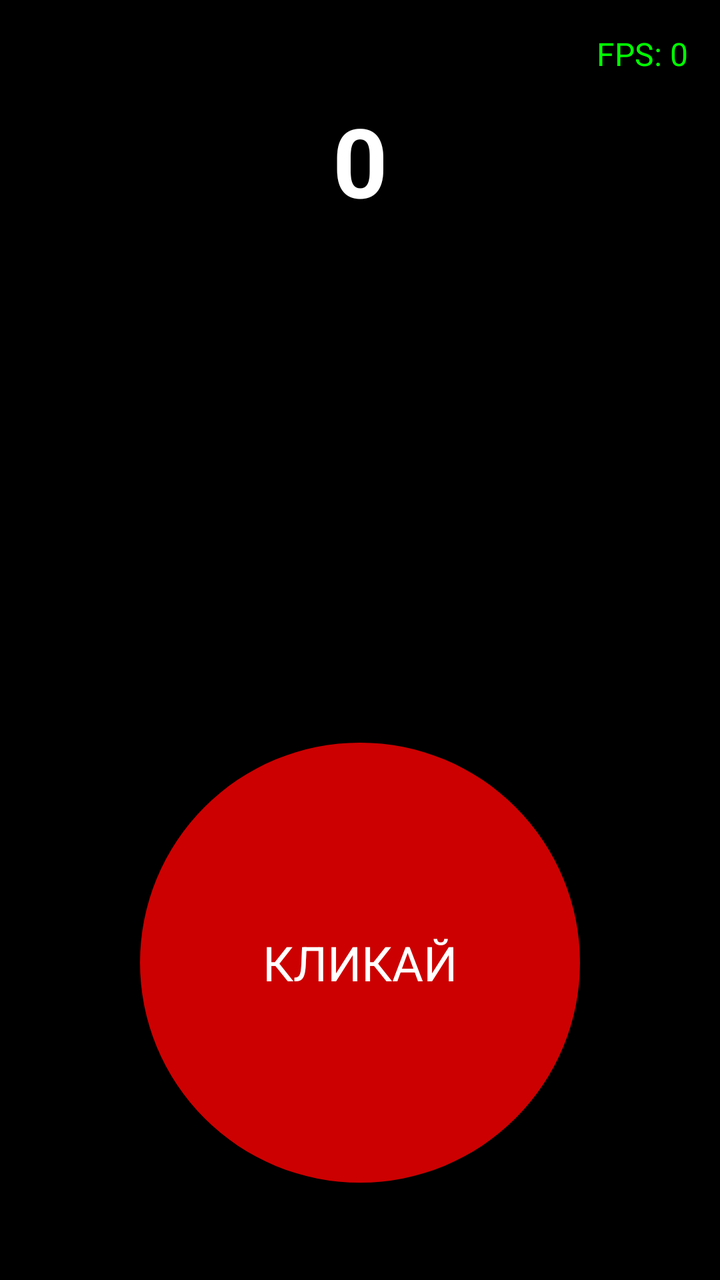
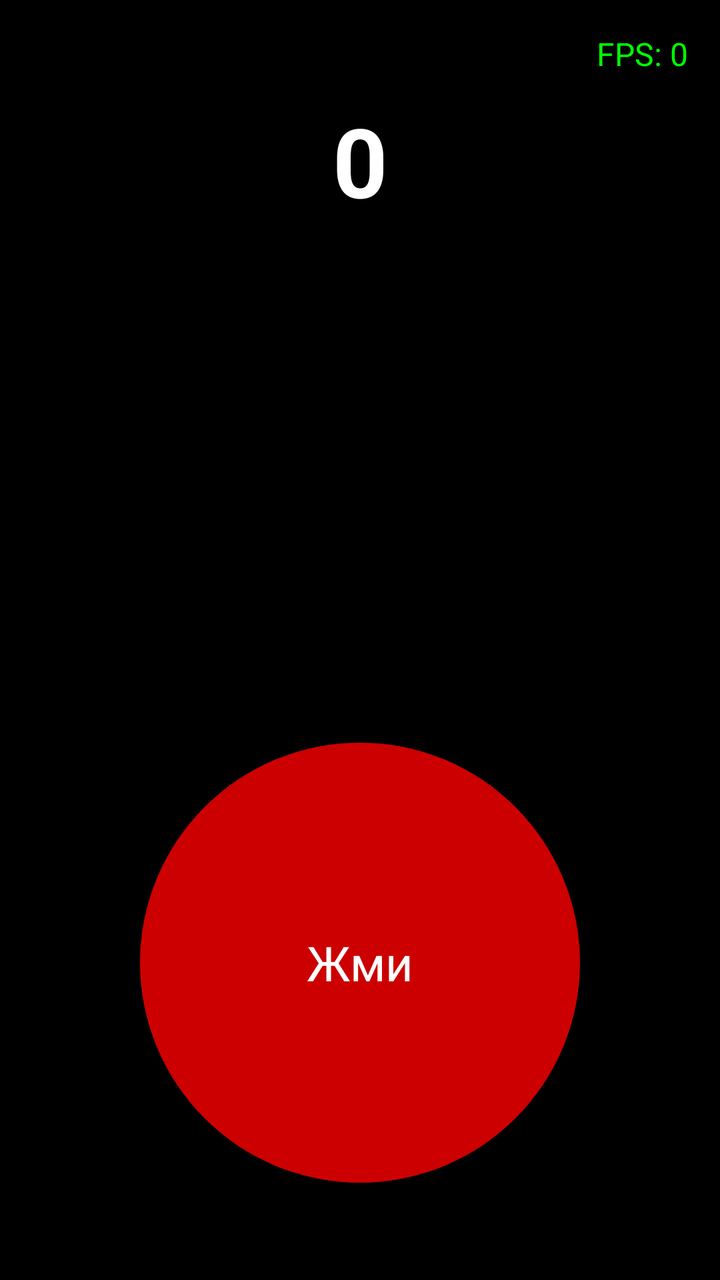

Two renders of the same Android screen: before a commit and after it. Below are the layout's source before the change and the commit's diff.
<!-- AndroidManifest.xml: application theme android:Theme.NoTitleBar.Fullscreen -->
<!-- res/layout/activity_main.xml -->
<?xml version="1.0" encoding="utf-8"?>
<androidx.constraintlayout.widget.ConstraintLayout
    xmlns:android="http://schemas.android.com/apk/res/android"
    xmlns:app="http://schemas.android.com/apk/res-auto"
    android:layout_width="match_parent"
    android:layout_height="match_parent"
    android:background="#000000">

    <TextView
        android:id="@+id/countView"
        android:layout_width="wrap_content"
        android:layout_height="wrap_content"
        android:text="0"
        android:textColor="#FFFFFF"
        android:textSize="48sp"
        android:textStyle="bold"
        app:layout_constraintTop_toTopOf="parent"
        app:layout_constraintStart_toStartOf="parent"
        app:layout_constraintEnd_toEndOf="parent"
		android:layout_marginTop="48dp"/>

	<TextView
		android:id="@+id/fpsView"
		android:layout_width="wrap_content"
		android:layout_height="wrap_content"
		android:text="FPS: 0"
		android:textColor="#00FF00"
		android:textSize="16sp"
		app:layout_constraintTop_toTopOf="parent"
		app:layout_constraintEnd_toEndOf="parent"
		android:layout_marginTop="16dp"
		android:layout_marginEnd="16dp"/>

    <androidx.constraintlayout.widget.Guideline
        android:id="@+id/guideline"
        android:layout_width="wrap_content"
        android:layout_height="wrap_content"
        android:orientation="horizontal"
        app:layout_constraintGuide_percent="0.58"/>

    <Button
        android:id="@+id/clickBtn"
        android:layout_width="220dp"
        android:layout_height="220dp"
        android:text="КЛИКАЙ"
        android:textSize="24sp"
        android:textColor="#FFFFFF"
        android:background="@drawable/round_button"
        android:stateListAnimator="@null"
        app:layout_constraintTop_toBottomOf="@id/guideline"
        app:layout_constraintStart_toStartOf="parent"
        app:layout_constraintEnd_toEndOf="parent"/>

</androidx.constraintlayout.widget.ConstraintLayout>
<!-- resources referenced by this layout -->
<resources>
  <!-- drawable round_button (drawable) -->
  <?xml version="1.0" encoding="utf-8"?>
  <shape xmlns:android="http://schemas.android.com/apk/res/android"
      android:shape="oval">
      <solid android:color="#CC0000"/>
  </shape>
</resources>

<!-- the commit's change to res/layout/activity_main.xml (unified diff, before → after) -->
@@ -42,7 +42,7 @@
         android:id="@+id/clickBtn"
         android:layout_width="220dp"
         android:layout_height="220dp"
-        android:text="КЛИКАЙ"
+        android:text="Жми"
         android:textSize="24sp"
         android:textColor="#FFFFFF"
         android:background="@drawable/round_button"
